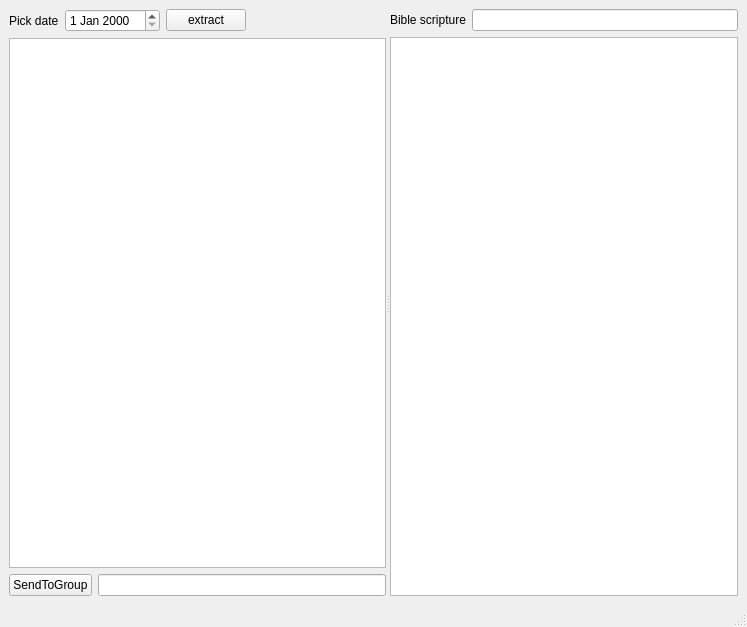
First picture: the form in ui_bible_reading_reminder.ui, repository jackey-qiu/message_reminder, before the edit.
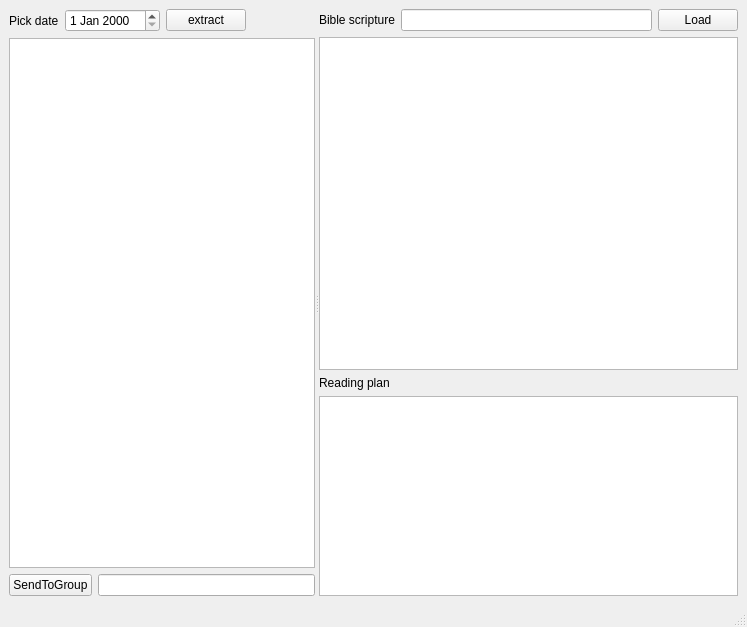
Second picture: the form after the edit.

Commit message: image could be adjusted according to the widget size

What changed in the file:
```diff
--- a/ui_bible_reading_reminder.ui
+++ b/ui_bible_reading_reminder.ui
@@ -22,6 +22,9 @@
       </property>
       <widget class="QWidget" name="verticalLayoutWidget">
        <layout class="QVBoxLayout" name="verticalLayout">
+        <property name="sizeConstraint">
+         <enum>QLayout::SetMaximumSize</enum>
+        </property>
         <item>
          <layout class="QHBoxLayout" name="horizontalLayout">
           <item>
@@ -63,7 +66,20 @@
          </layout>
         </item>
         <item>
-         <widget class="QGraphicsView" name="graphicsView"/>
+         <widget class="QGraphicsView" name="graphicsView">
+          <property name="sizePolicy">
+           <sizepolicy hsizetype="Expanding" vsizetype="Expanding">
+            <horstretch>0</horstretch>
+            <verstretch>0</verstretch>
+           </sizepolicy>
+          </property>
+          <property name="maximumSize">
+           <size>
+            <width>300000</width>
+            <height>16777215</height>
+           </size>
+          </property>
+         </widget>
         </item>
         <item>
          <layout class="QHBoxLayout" name="horizontalLayout_3">
@@ -81,7 +97,20 @@
            </widget>
           </item>
           <item>
-           <widget class="QLineEdit" name="lineEdit_group_names"/>
+           <widget class="QLineEdit" name="lineEdit_group_names">
+            <property name="sizePolicy">
+             <sizepolicy hsizetype="Expanding" vsizetype="Fixed">
+              <horstretch>0</horstretch>
+              <verstretch>0</verstretch>
+             </sizepolicy>
+            </property>
+            <property name="maximumSize">
+             <size>
+              <width>16777215</width>
+              <height>16777215</height>
+             </size>
+            </property>
+           </widget>
           </item>
          </layout>
         </item>
@@ -101,10 +130,53 @@
           <item>
            <widget class="QLineEdit" name="lineEdit_scripture"/>
           </item>
+          <item>
+           <widget class="QPushButton" name="pushButton_load">
+            <property name="text">
+             <string>Load</string>
+            </property>
+           </widget>
+          </item>
          </layout>
         </item>
         <item>
-         <widget class="QTextBrowser" name="textBrowser"/>
+         <widget class="QTextBrowser" name="textBrowser">
+          <property name="sizePolicy">
+           <sizepolicy hsizetype="Minimum" vsizetype="Expanding">
+            <horstretch>0</horstretch>
+            <verstretch>0</verstretch>
+           </sizepolicy>
+          </property>
+          <property name="minimumSize">
+           <size>
+            <width>380</width>
+            <height>0</height>
+           </size>
+          </property>
+         </widget>
+        </item>
+        <item>
+         <widget class="QLabel" name="label_3">
+          <property name="text">
+           <string>Reading plan</string>
+          </property>
+         </widget>
+        </item>
+        <item>
+         <widget class="QTextEdit" name="textEdit_plan">
+          <property name="sizePolicy">
+           <sizepolicy hsizetype="Expanding" vsizetype="Expanding">
+            <horstretch>0</horstretch>
+            <verstretch>0</verstretch>
+           </sizepolicy>
+          </property>
+          <property name="maximumSize">
+           <size>
+            <width>16777215</width>
+            <height>200</height>
+           </size>
+          </property>
+         </widget>
         </item>
        </layout>
       </widget>
```
The commit also changes 4 other files.
